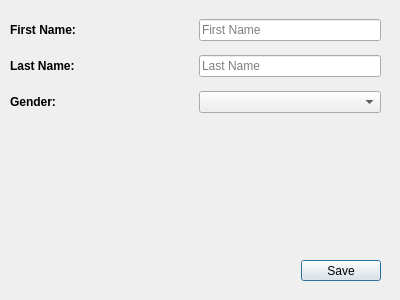
Qt form FamilyTreeApp/dialog.ui (asjindani/genesis) before a commit.
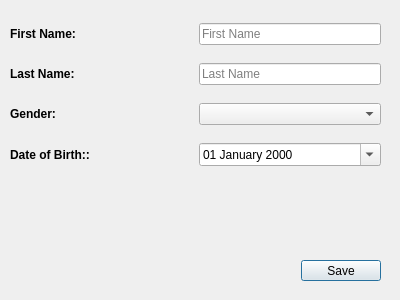
The same form after that commit.

Diff of the .ui file:
```diff
--- a/FamilyTreeApp/dialog.ui
+++ b/FamilyTreeApp/dialog.ui
@@ -19,7 +19,7 @@
      <x>10</x>
      <y>11</y>
      <width>371</width>
-     <height>111</height>
+     <height>171</height>
     </rect>
    </property>
    <layout class="QVBoxLayout" name="verticalLayout">
@@ -134,6 +134,53 @@
       </item>
      </layout>
     </item>
+    <item>
+     <layout class="QHBoxLayout" name="horizontalLayout_4">
+      <item>
+       <widget class="QLabel" name="label_4">
+        <property name="font">
+         <font>
+          <bold>true</bold>
+         </font>
+        </property>
+        <property name="text">
+         <string>Date of Birth::</string>
+        </property>
+       </widget>
+      </item>
+      <item>
+       <widget class="QDateEdit" name="dateEdit">
+        <property name="enabled">
+         <bool>true</bool>
+        </property>
+        <property name="font">
+         <font>
+          <bold>false</bold>
+         </font>
+        </property>
+        <property name="minimumDateTime">
+         <datetime>
+          <hour>0</hour>
+          <minute>0</minute>
+          <second>0</second>
+          <year>1752</year>
+          <month>9</month>
+          <day>13</day>
+         </datetime>
+        </property>
+        <property name="currentSection">
+         <enum>QDateTimeEdit::Section::DaySection</enum>
+        </property>
+        <property name="displayFormat">
+         <string>dd MMMM yyyy</string>
+        </property>
+        <property name="calendarPopup">
+         <bool>true</bool>
+        </property>
+       </widget>
+      </item>
+     </layout>
+    </item>
    </layout>
   </widget>
   <widget class="QDialogButtonBox" name="buttonBox">
```
